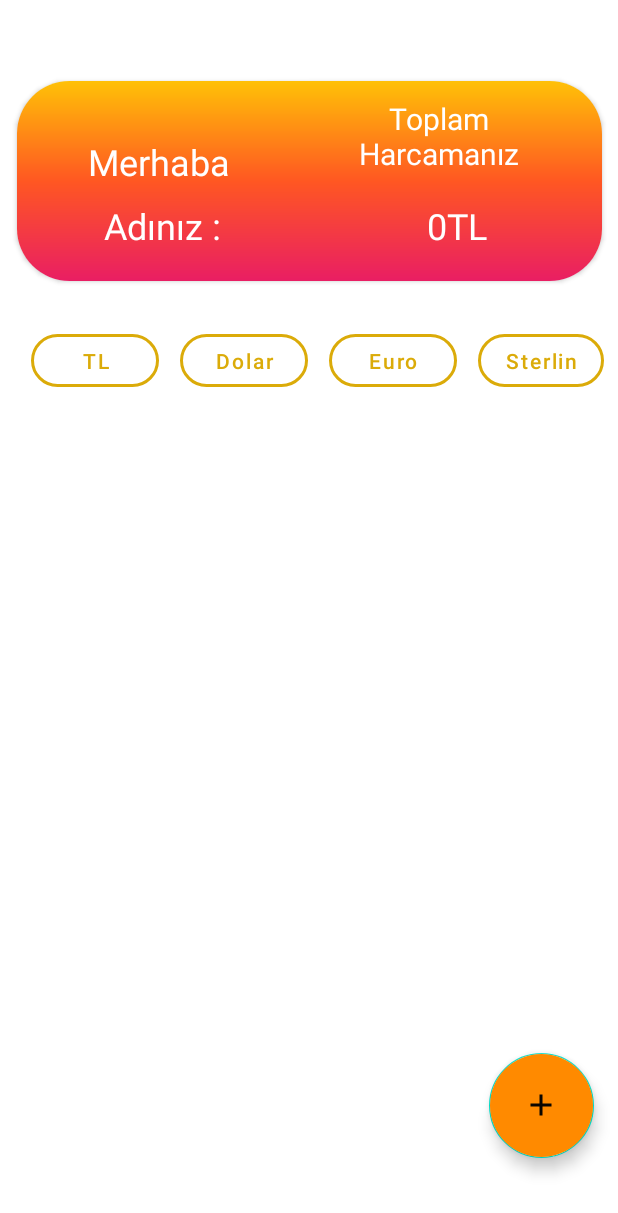
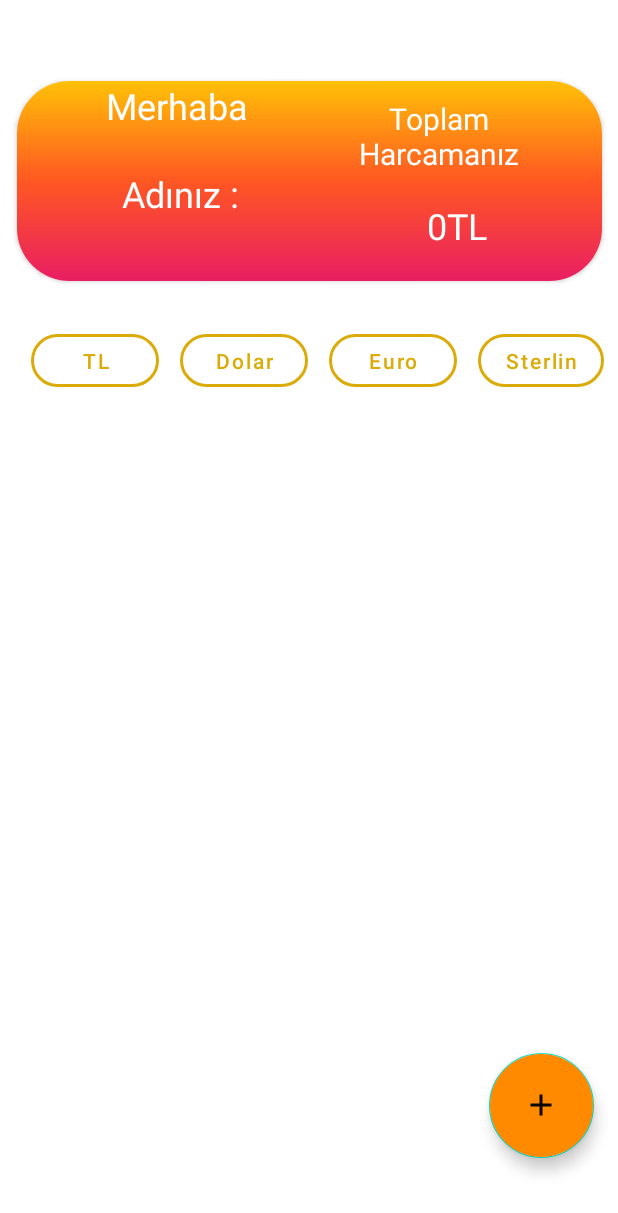
Before and after one commit to bellieray/Android-Bootcamp-Kotlin-Proje, an Android app: the AnaEkranFragment screen opened through its navigation route, on a phone screen of 412 x 824 dp. Shown: the top 1213 px of the screen. Run offline under Robolectric (Android 15) with nearby library versions, the phone set to English and light mode, and no system bars; our stand-ins replace Room's generated code.

Commit message:
Son degisikler tamamlandi

```diff
--- a/app/src/main/res/layout/fragment_ana_ekran.xml
+++ b/app/src/main/res/layout/fragment_ana_ekran.xml
@@ -139,7 +139,8 @@
                 android:id="@+id/textView11"
                 android:layout_width="157dp"
                 android:layout_height="33dp"
-                android:layout_marginStart="16dp"
+                android:layout_marginStart="28dp"
+                android:layout_marginBottom="5dp"
                 android:gravity="center"
                 android:text="Merhaba"
                 android:textColor="#FFFFFF"
@@ -147,7 +148,7 @@
                 app:layout_constraintBottom_toTopOf="@+id/isimTextGiris"
                 app:layout_constraintStart_toStartOf="parent"
                 app:layout_constraintTop_toTopOf="parent"
-                app:layout_constraintVertical_bias="0.974" />
+                app:layout_constraintVertical_bias="0.41" />
 
             <TextView
                 android:id="@+id/textView10"
@@ -165,18 +166,17 @@
 
             <TextView
                 android:id="@+id/isimTextGiris"
-                android:layout_width="169dp"
-                android:layout_height="49dp"
-                android:layout_marginBottom="12dp"
-                android:gravity="center"
+                android:layout_width="160dp"
+                android:layout_height="84dp"
+                android:gravity="center_horizontal|center_vertical"
                 android:maxWidth="300dp"
                 android:text="Adınız : "
                 android:textColor="#FFFFFF"
                 android:textSize="24sp"
-                app:layout_constraintBottom_toBottomOf="parent"
                 app:layout_constraintEnd_toStartOf="@+id/toplamHarcamaTextGiris"
-                app:layout_constraintHorizontal_bias="0.301"
-                app:layout_constraintStart_toStartOf="parent" />
+                app:layout_constraintHorizontal_bias="0.528"
+                app:layout_constraintStart_toStartOf="parent"
+                app:layout_constraintTop_toBottomOf="@+id/textView11" />
         </androidx.constraintlayout.widget.ConstraintLayout>
     </androidx.cardview.widget.CardView>
 </androidx.constraintlayout.widget.ConstraintLayout>
```
